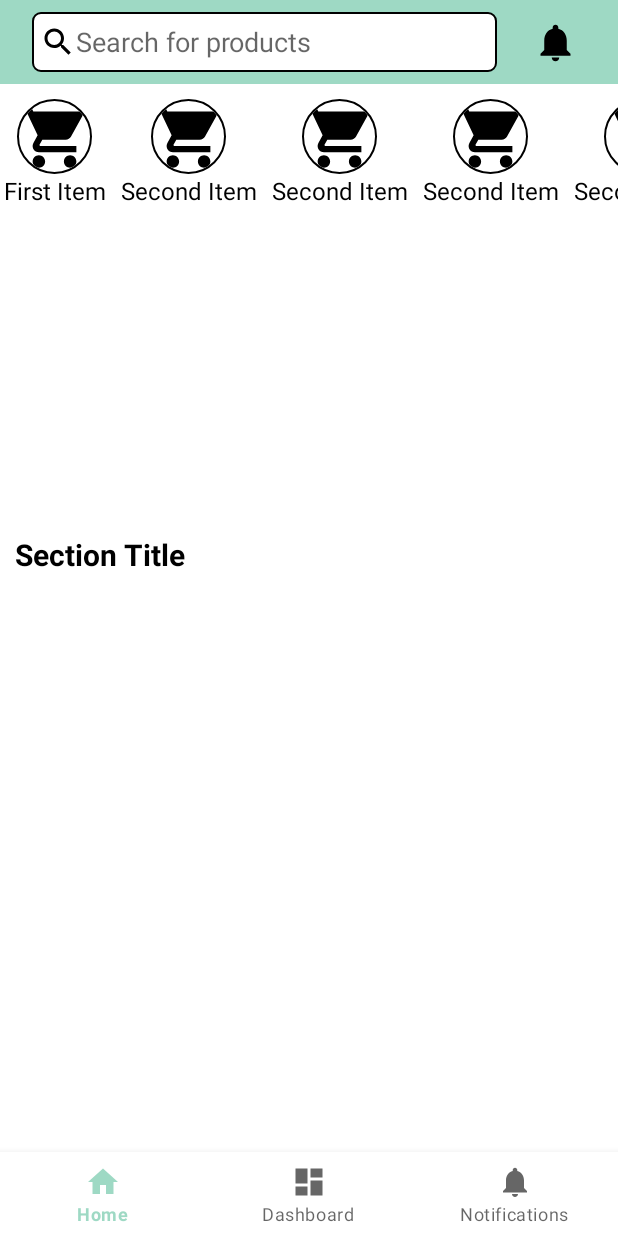
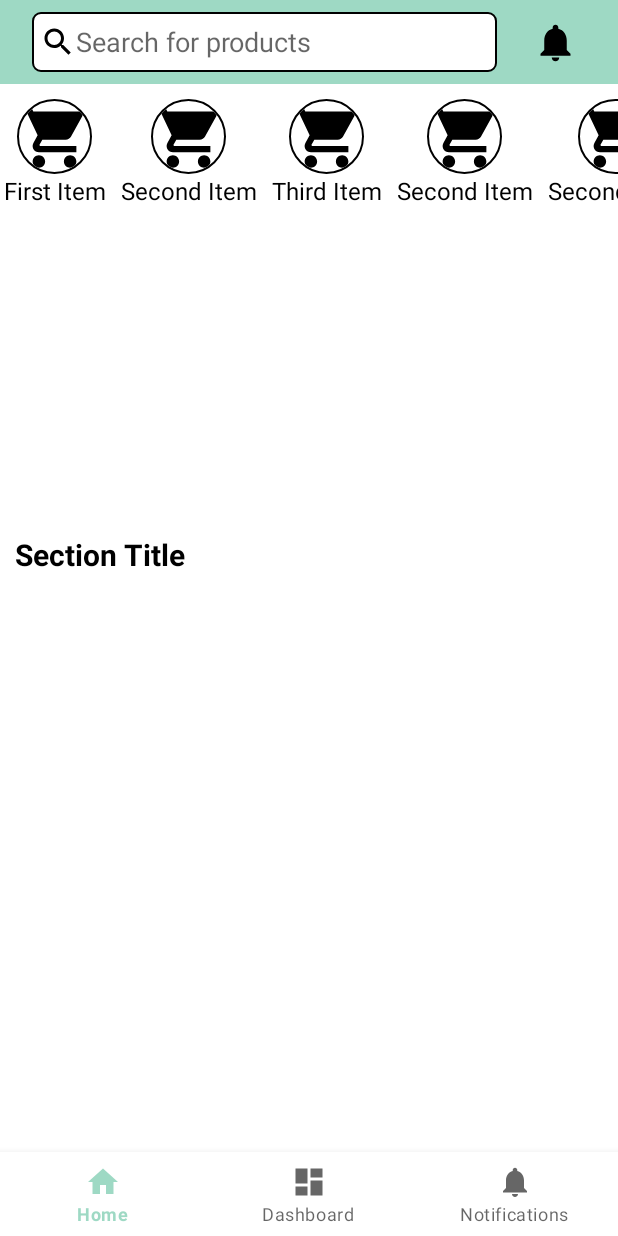
Before and after one commit to Vansh-2005/Ecommerce_Application_Final, an Android app: the screen it shows after launch (MainActivity), on a phone screen of 412 x 824 dp. Run offline under Robolectric (Android 15) with nearby library versions, the phone set to English and light mode, and no system bars; our stand-ins replace CircleImageView, Firebase (no records; nobody signed in at launch, a user with empty details on screens opened directly), navigation-ui.

Commit message:
Change the name of category

```diff
--- a/app/src/main/res/layout/fragment_home.xml
+++ b/app/src/main/res/layout/fragment_home.xml
@@ -109,7 +109,7 @@
                         android:layout_width="wrap_content"
                         android:layout_height="wrap_content"
                         android:layout_gravity="center_horizontal"
-                        android:text="Second Item"
+                        android:text="Third Item"
                         android:textColor="@color/black"
                         android:textSize="16dp" />
 
```
